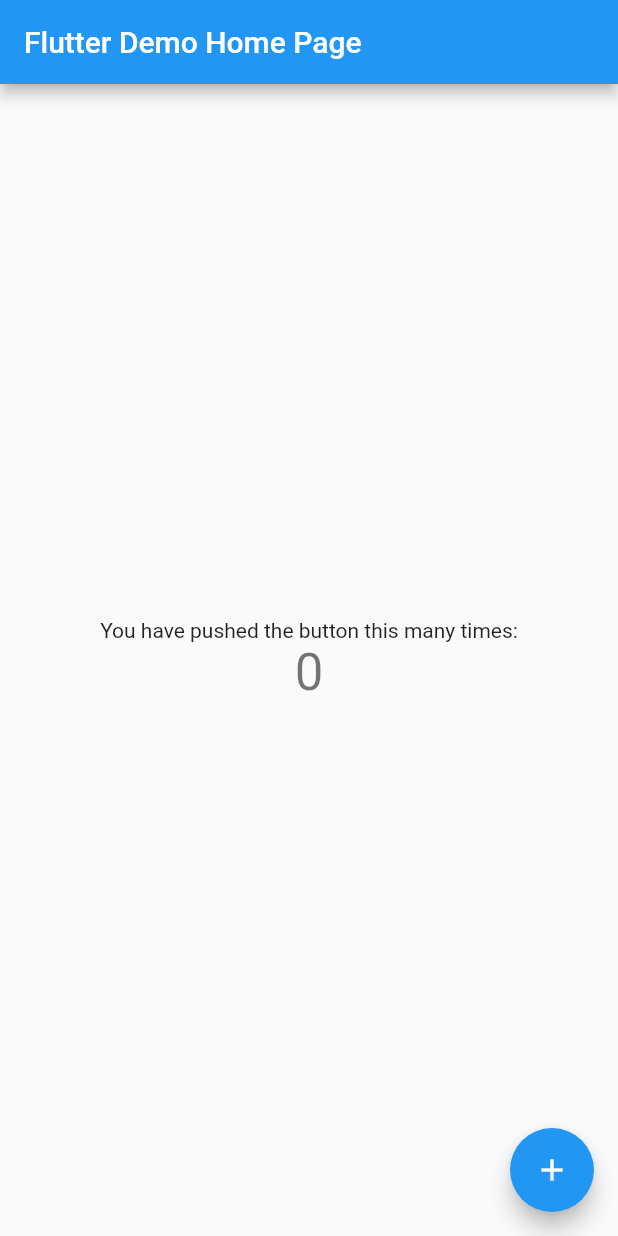
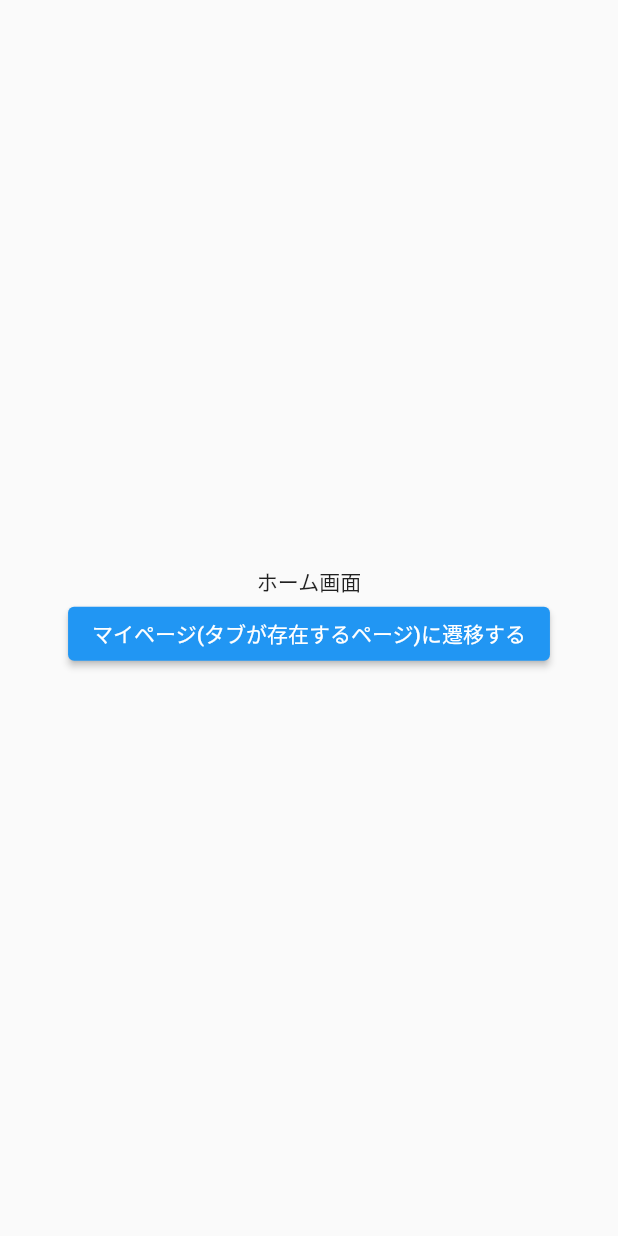
Before and after one commit to yasui-kohei/tab_for_flutter_web, a Flutter app: the screen it shows after launch, on a phone screen of 412 x 824 dp. Run offline on Flutter 3.47's test engine with Material 2 defaults, Android fonts, the light colour scheme and no system bars; our stand-ins replace go_router.

Commit message:
FlutterWebでタブの実装完了
yasuu

```diff
--- /dev/null
+++ b/lib/home_page.dart
@@ -0,0 +1,26 @@
+import 'package:flutter/material.dart';
+import 'package:go_router/go_router.dart';
+
+/// ホームページ画面
+class HomePage extends StatelessWidget {
+  const HomePage({Key? key}) : super(key: key);
+
+  @override
+  Widget build(BuildContext context) {
+    return Scaffold(
+      body: Center(
+        child: Column(
+          mainAxisAlignment: MainAxisAlignment.center,
+          children: [
+            const Text('ホーム画面'),
+            ElevatedButton(
+                onPressed: () {
+                  context.go("/myPage/tab1");
+                },
+                child: const Text('マイページ(タブが存在するページ)に遷移する')),
+          ],
+        ),
+      ),
+    );
+  }
+}
--- a/lib/main.dart
+++ b/lib/main.dart
@@ -1,4 +1,5 @@
 import 'package:flutter/material.dart';
+import 'package:flutter_web_tab/router.dart';
 
 void main() {
   runApp(const MyApp());
@@ -10,106 +11,8 @@
   // This widget is the root of your application.
   @override
   Widget build(BuildContext context) {
-    return MaterialApp(
-      title: 'Flutter Demo',
-      theme: ThemeData(
-        // This is the theme of your application.
-        //
-        // Try running your application with "flutter run". You'll see the
-        // application has a blue toolbar. Then, without quitting the app, try
-        // changing the primarySwatch below to Colors.green and then invoke
-        // "hot reload" (press "r" in the console where you ran "flutter run",
-        // or simply save your changes to "hot reload" in a Flutter IDE).
-        // Notice that the counter didn't reset back to zero; the application
-        // is not restarted.
-        primarySwatch: Colors.blue,
-      ),
-      home: const MyHomePage(title: 'Flutter Demo Home Page'),
+    return MaterialApp.router(
+      routerConfig: router,
     );
   }
 }
-
-class MyHomePage extends StatefulWidget {
-  const MyHomePage({super.key, required this.title});
-
-  // This widget is the home page of your application. It is stateful, meaning
-  // that it has a State object (defined below) that contains fields that affect
-  // how it looks.
-
-  // This class is the configuration for the state. It holds the values (in this
-  // case the title) provided by the parent (in this case the App widget) and
-  // used by the build method of the State. Fields in a Widget subclass are
-  // always marked "final".
-
-  final String title;
-
-  @override
-  State<MyHomePage> createState() => _MyHomePageState();
-}
-
-class _MyHomePageState extends State<MyHomePage> {
-  int _counter = 0;
-
-  void _incrementCounter() {
-    setState(() {
-      // This call to setState tells the Flutter framework that something has
-      // changed in this State, which causes it to rerun the build method below
-      // so that the display can reflect the updated values. If we changed
-      // _counter without calling setState(), then the build method would not be
-      // called again, and so nothing would appear to happen.
-      _counter++;
-    });
-  }
-
-  @override
-  Widget build(BuildContext context) {
-    // This method is rerun every time setState is called, for instance as done
-    // by the _incrementCounter method above.
-    //
-    // The Flutter framework has been optimized to make rerunning build methods
-    // fast, so that you can just rebuild anything that needs updating rather
-    // than having to individually change instances of widgets.
-    return Scaffold(
-      appBar: AppBar(
-        // Here we take the value from the MyHomePage object that was created by
-        // the App.build method, and use it to set our appbar title.
-        title: Text(widget.title),
-      ),
-      body: Center(
-        // Center is a layout widget. It takes a single child and positions it
-        // in the middle of the parent.
-        child: Column(
-          // Column is also a layout widget. It takes a list of children and
-          // arranges them vertically. By default, it sizes itself to fit its
-          // children horizontally, and tries to be as tall as its parent.
-          //
-          // Invoke "debug painting" (press "p" in the console, choose the
-          // "Toggle Debug Paint" action from the Flutter Inspector in Android
-          // Studio, or the "Toggle Debug Paint" command in Visual Studio Code)
-          // to see the wireframe for each widget.
-          //
-          // Column has various properties to control how it sizes itself and
-          // how it positions its children. Here we use mainAxisAlignment to
-          // center the children vertically; the main axis here is the vertical
-          // axis because Columns are vertical (the cross axis would be
-          // horizontal).
-          mainAxisAlignment: MainAxisAlignment.center,
-          children: <Widget>[
-            const Text(
-              'You have pushed the button this many times:',
-            ),
-            Text(
-              '$_counter',
-              style: Theme.of(context).textTheme.headline4,
-            ),
-          ],
-        ),
-      ),
-      floatingActionButton: FloatingActionButton(
-        onPressed: _incrementCounter,
-        tooltip: 'Increment',
-        child: const Icon(Icons.add),
-      ), // This trailing comma makes auto-formatting nicer for build methods.
-    );
-  }
-}
--- /dev/null
+++ b/lib/router.dart
@@ -0,0 +1,51 @@
+import 'package:flutter/material.dart';
+import 'package:flutter_web_tab/home_page.dart';
+import 'package:flutter_web_tab/my_page.dart';
+import 'package:flutter_web_tab/tab_items.dart';
+import 'package:go_router/go_router.dart';
+
+/// 画面遷移の情報を定義する
+final router = GoRouter(
+  initialLocation: "/",
+  routes: [
+    GoRoute(
+      path: "/",
+      pageBuilder: (context, state) {
+        print(state.path);
+        return MaterialPage(
+        key: state.pageKey,
+        child: const HomePage(),
+      );}
+    ),
+
+    ///MyPageのタブに表示される情報の切り替えを行うためのGoRouteの設定
+    //[/myPage/1],[/myPage/2],[/myPage/3]のパスに切り替える。
+    //1,2,3はmyPageIdを示す。
+    GoRoute(
+        path: "/myPage/:myPageId",
+        pageBuilder: (context, state) {
+          print(state.path);
+          final myPageId = state.params['myPageId'];
+          final currentTab =
+              MyPageTabs.data.firstWhere((tab) => tab.tabId == myPageId);
+          final index =
+              MyPageTabs.data.indexWhere((t) => t.tabId == currentTab.tabId);
+          return MaterialPage(
+            key: state.pageKey,
+            child: MyPage(
+              currentTab: currentTab,
+              index: index,
+            ),
+          );
+        }),
+  ],
+    //遷移ページがないなどのエラーが発生した時に、このページに行く
+    errorPageBuilder: (context, state) => MaterialPage(
+      key: state.pageKey,
+      child: Scaffold(
+        body: Center(
+          child: Text(state.error.toString()),
+        ),
+      ),
+    )
+);
--- a/pubspec.yaml
+++ b/pubspec.yaml
@@ -36,6 +36,7 @@
   # The following adds the Cupertino Icons font to your application.
   # Use with the CupertinoIcons class for iOS style icons.
   cupertino_icons: ^1.0.2
+  go_router: ^6.0.1
 
 dev_dependencies:
   flutter_test:
```
Also changed, not shown: lib/my_page.dart (added, +21 -0 lines), lib/tab.dart (added, +31 -0 lines), lib/tab_items.dart (added, +58 -0 lines), lib/tab_widget.dart (added, +81 -0 lines), pubspec.lock.
